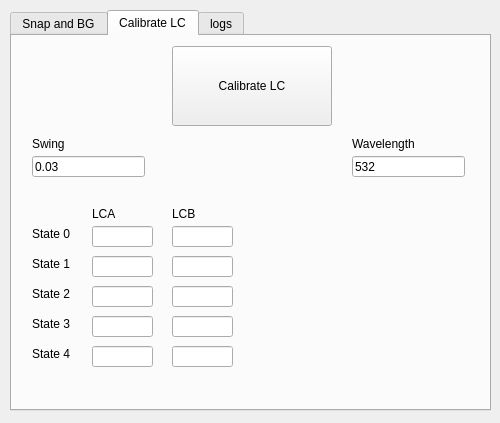
This is recOrder/visualize/qtdesigner/ReconOrderUI.ui in bryantChhun/recOrder_deprecated as Qt 5 draws it before an edit. The edited form follows.
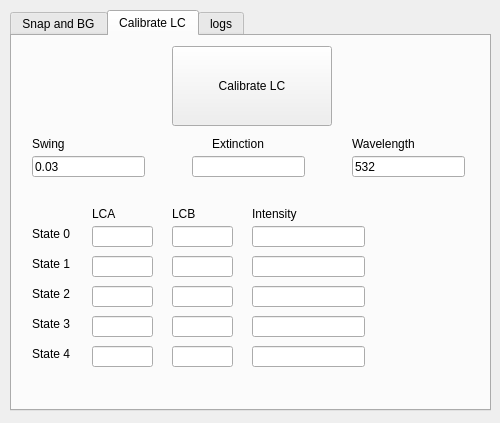
This is the edited form. The open tabs and pages were chosen to show the change.

Commit message: finished calibration refactor towards reconstruct order

Diff of the .ui file:
```diff
--- a/recOrder/visualize/qtdesigner/ReconOrderUI.ui
+++ b/recOrder/visualize/qtdesigner/ReconOrderUI.ui
@@ -383,6 +383,110 @@
       <string>LCB</string>
      </property>
     </widget>
+    <widget class="QLabel" name="label_extinction">
+     <property name="geometry">
+      <rect>
+       <x>200</x>
+       <y>100</y>
+       <width>81</width>
+       <height>16</height>
+      </rect>
+     </property>
+     <property name="text">
+      <string>Extinction</string>
+     </property>
+    </widget>
+    <widget class="QLineEdit" name="le_extinction">
+     <property name="geometry">
+      <rect>
+       <x>180</x>
+       <y>120</y>
+       <width>113</width>
+       <height>21</height>
+      </rect>
+     </property>
+     <property name="readOnly">
+      <bool>true</bool>
+     </property>
+    </widget>
+    <widget class="QLineEdit" name="le_state0_intensity">
+     <property name="geometry">
+      <rect>
+       <x>240</x>
+       <y>190</y>
+       <width>113</width>
+       <height>21</height>
+      </rect>
+     </property>
+     <property name="readOnly">
+      <bool>true</bool>
+     </property>
+    </widget>
+    <widget class="QLineEdit" name="le_state1_intensity">
+     <property name="geometry">
+      <rect>
+       <x>240</x>
+       <y>220</y>
+       <width>113</width>
+       <height>21</height>
+      </rect>
+     </property>
+     <property name="readOnly">
+      <bool>true</bool>
+     </property>
+    </widget>
+    <widget class="QLineEdit" name="le_state2_intensity">
+     <property name="geometry">
+      <rect>
+       <x>240</x>
+       <y>250</y>
+       <width>113</width>
+       <height>21</height>
+      </rect>
+     </property>
+     <property name="readOnly">
+      <bool>true</bool>
+     </property>
+    </widget>
+    <widget class="QLineEdit" name="le_state3_intensity">
+     <property name="geometry">
+      <rect>
+       <x>240</x>
+       <y>280</y>
+       <width>113</width>
+       <height>21</height>
+      </rect>
+     </property>
+     <property name="readOnly">
+      <bool>true</bool>
+     </property>
+    </widget>
+    <widget class="QLineEdit" name="le_state4_intensity">
+     <property name="geometry">
+      <rect>
+       <x>240</x>
+       <y>310</y>
+       <width>113</width>
+       <height>21</height>
+      </rect>
+     </property>
+     <property name="readOnly">
+      <bool>true</bool>
+     </property>
+    </widget>
+    <widget class="QLabel" name="label_intensity">
+     <property name="geometry">
+      <rect>
+       <x>240</x>
+       <y>170</y>
+       <width>60</width>
+       <height>16</height>
+      </rect>
+     </property>
+     <property name="text">
+      <string>Intensity</string>
+     </property>
+    </widget>
    </widget>
    <widget class="QWidget" name="logs">
     <property name="sizePolicy">
```
Left out of the diff: 81 changed lines with no effect on the pictures. The commit also changes 18 other files.
